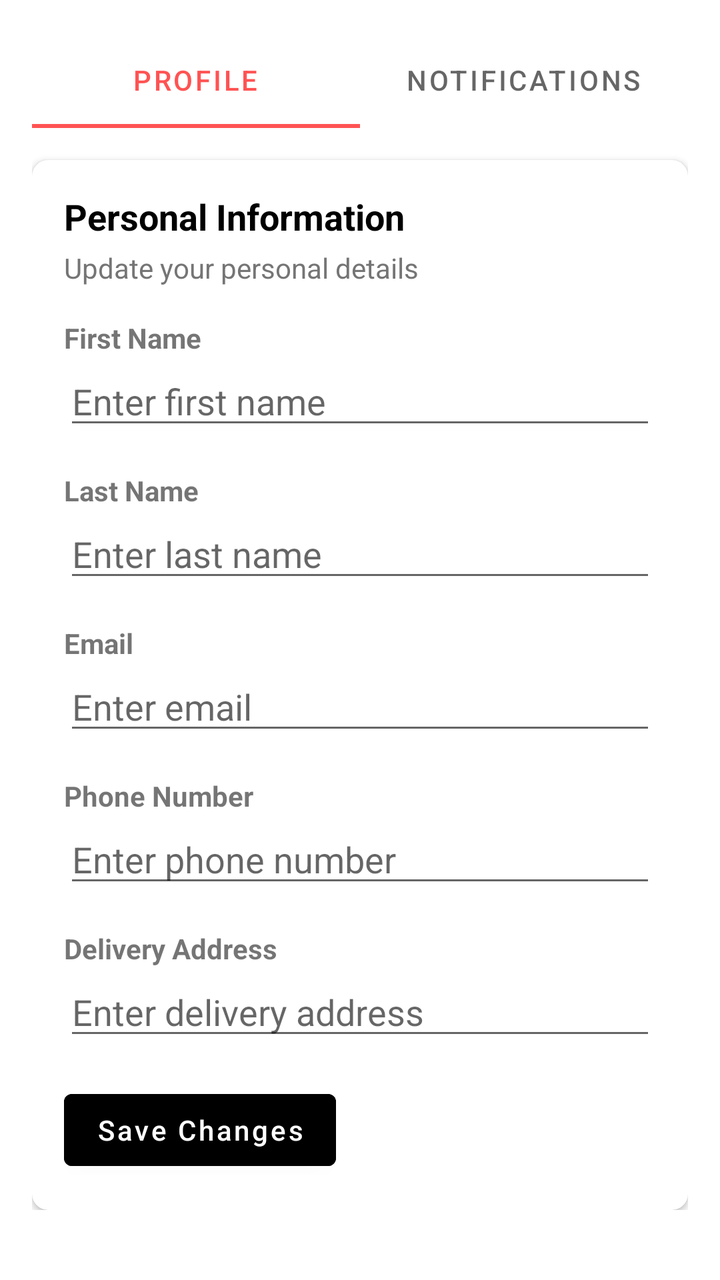
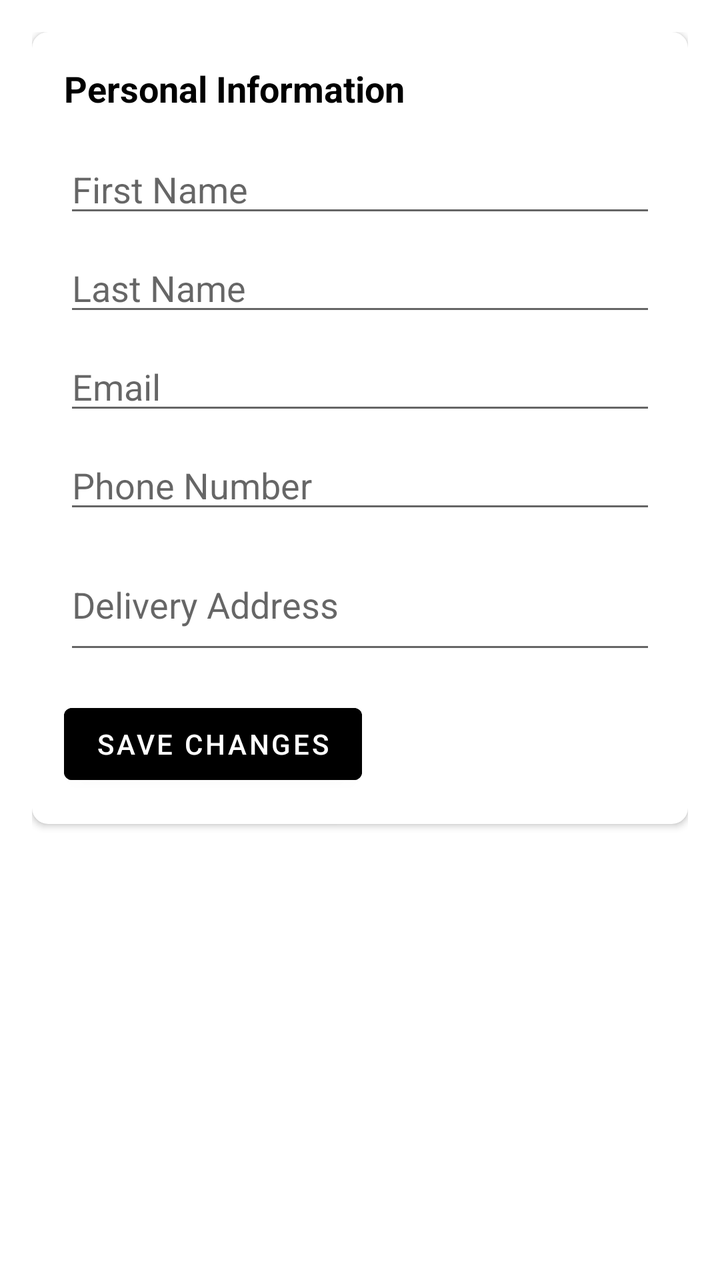

Compare the two renders of this Android layout. The source of the first and the diff that turns it into the second are given below.
<!-- AndroidManifest.xml: application theme Theme.EatNow -->
<!-- res/layout/view_profile_fragment.xml -->
<?xml version="1.0" encoding="utf-8"?>
<androidx.constraintlayout.widget.ConstraintLayout xmlns:android="http://schemas.android.com/apk/res/android"
    xmlns:app="http://schemas.android.com/apk/res-auto"
    xmlns:tools="http://schemas.android.com/tools"
    android:layout_width="match_parent"
    android:layout_height="match_parent"
    tools:context=".ui.gallery.ViewProfileFragment">

    <ScrollView
        android:layout_width="match_parent"
        android:layout_height="match_parent">

        <LinearLayout
            android:layout_width="match_parent"
            android:layout_height="wrap_content"
            android:orientation="vertical"
            android:padding="16dp">

            <com.google.android.material.tabs.TabLayout
                android:id="@+id/tab_layout"
                android:layout_width="match_parent"
                android:layout_height="wrap_content"
                app:tabMode="fixed">

                <com.google.android.material.tabs.TabItem
                    android:layout_width="wrap_content"
                    android:layout_height="wrap_content"
                    android:text="Profile" />

                <com.google.android.material.tabs.TabItem
                    android:layout_width="wrap_content"
                    android:layout_height="wrap_content"
                    android:text="Notifications" />

            </com.google.android.material.tabs.TabLayout>

            <androidx.cardview.widget.CardView
                android:layout_width="match_parent"
                android:layout_height="wrap_content"
                android:layout_marginTop="16dp"
                app:cardCornerRadius="8dp"
                app:cardElevation="2dp">

                <LinearLayout
                    android:layout_width="match_parent"
                    android:layout_height="wrap_content"
                    android:orientation="vertical"
                    android:padding="16dp">

                    <TextView
                        android:layout_width="match_parent"
                        android:layout_height="wrap_content"
                        android:text="Personal Information"
                        android:textSize="18sp"
                        android:textStyle="bold"
                        android:textColor="@color/black"/>

                    <TextView
                        android:layout_width="match_parent"
                        android:layout_height="wrap_content"
                        android:text="Update your personal details"
                        android:textSize="14sp"
                        android:textColor="@color/grey_600"
                        android:layout_marginTop="4dp"
                        android:layout_marginBottom="16dp"/>

                    <TextView
                        android:layout_width="wrap_content"
                        android:layout_height="wrap_content"
                        android:text="First Name"
                        android:textStyle="bold"/>

                    <EditText
                        android:id="@+id/first_name_edit_text"
                        android:layout_width="match_parent"
                        android:layout_height="wrap_content"
                        android:hint="Enter first name"
                        android:inputType="textPersonName"
                        android:layout_marginBottom="16dp"/>

                    <TextView
                        android:layout_width="wrap_content"
                        android:layout_height="wrap_content"
                        android:text="Last Name"
                        android:textStyle="bold"/>

                    <EditText
                        android:id="@+id/last_name_edit_text"
                        android:layout_width="match_parent"
                        android:layout_height="wrap_content"
                        android:hint="Enter last name"
                        android:inputType="textPersonName"
                        android:layout_marginBottom="16dp"/>

                    <TextView
                        android:layout_width="wrap_content"
                        android:layout_height="wrap_content"
                        android:text="Email"
                        android:textStyle="bold"/>

                    <EditText
                        android:id="@+id/email_edit_text"
                        android:layout_width="match_parent"
                        android:layout_height="wrap_content"
                        android:hint="Enter email"
                        android:inputType="textEmailAddress"
                        android:layout_marginBottom="16dp"/>

                    <TextView
                        android:layout_width="wrap_content"
                        android:layout_height="wrap_content"
                        android:text="Phone Number"
                        android:textStyle="bold"/>

                    <EditText
                        android:id="@+id/phone_edit_text"
                        android:layout_width="match_parent"
                        android:layout_height="wrap_content"
                        android:hint="Enter phone number"
                        android:inputType="phone"
                        android:layout_marginBottom="16dp"/>

                    <TextView
                        android:layout_width="wrap_content"
                        android:layout_height="wrap_content"
                        android:text="Delivery Address"
                        android:textStyle="bold"/>

                    <EditText
                        android:id="@+id/address_edit_text"
                        android:layout_width="match_parent"
                        android:layout_height="wrap_content"
                        android:hint="Enter delivery address"
                        android:inputType="textPostalAddress"
                        android:minLines="2"
                        android:layout_marginBottom="16dp"/>

                    <Button
                        android:id="@+id/save_changes_button"
                        android:layout_width="wrap_content"
                        android:layout_height="wrap_content"
                        android:text="Save Changes"
                        android:textAllCaps="false"
                        android:backgroundTint="@color/black"
                        android:paddingStart="16dp"
                        android:paddingEnd="16dp"/>

                </LinearLayout>
            </androidx.cardview.widget.CardView>
        </LinearLayout>
    </ScrollView>
</androidx.constraintlayout.widget.ConstraintLayout>
<!-- resources referenced by this layout -->
<resources>
  <color name="black">#FF000000</color>
  <color name="grey_600">#757575</color>
  <style name="Theme.EatNow" parent="Theme.MaterialComponents.DayNight.NoActionBar">
          
          <item name="colorPrimary">@color/purple_500</item>
          <item name="colorPrimaryVariant">@color/purple_700</item>
          <item name="colorOnPrimary">@color/white</item>
          
          <item name="colorSecondary">@color/teal_200</item>
          <item name="colorSecondaryVariant">@color/teal_700</item>
          <item name="colorOnSecondary">@color/black</item>
          
          <item name="android:statusBarColor">?attr/colorPrimaryVariant</item>
          
      </style>
  <color name="purple_500">#FF5353</color>
  <color name="purple_700">#FF5353</color>
  <color name="white">#FFFFFFFF</color>
  <color name="teal_200">#FF03DAC5</color>
  <color name="teal_700">#FF018786</color>
</resources>

<!-- the commit's change to res/layout/view_profile_fragment.xml (unified diff, before → after) -->
@@ -1,14 +1,15 @@
 <?xml version="1.0" encoding="utf-8"?>
-<androidx.constraintlayout.widget.ConstraintLayout xmlns:android="http://schemas.android.com/apk/res/android"
+<ScrollView xmlns:android="http://schemas.android.com/apk/res/android"
     xmlns:app="http://schemas.android.com/apk/res-auto"
-    xmlns:tools="http://schemas.android.com/tools"
     android:layout_width="match_parent"
     android:layout_height="match_parent"
-    tools:context=".ui.gallery.ViewProfileFragment">
+    android:padding="16dp">
 
-    <ScrollView
+    <androidx.cardview.widget.CardView
         android:layout_width="match_parent"
-        android:layout_height="match_parent">
+        android:layout_height="wrap_content"
+        app:cardCornerRadius="8dp"
+        app:cardElevation="2dp">
 
         <LinearLayout
             android:layout_width="match_parent"
@@ -16,137 +17,60 @@
             android:orientation="vertical"
             android:padding="16dp">
 
-            <com.google.android.material.tabs.TabLayout
-                android:id="@+id/tab_layout"
+            <TextView
                 android:layout_width="match_parent"
                 android:layout_height="wrap_content"
-                app:tabMode="fixed">
+                android:text="Personal Information"
+                android:textSize="18sp"
+                android:textStyle="bold"
+                android:textColor="@color/black"/>
 
-                <com.google.android.material.tabs.TabItem
-                    android:layout_width="wrap_content"
-                    android:layout_height="wrap_content"
-                    android:text="Profile" />
-
-                <com.google.android.material.tabs.TabItem
-                    android:layout_width="wrap_content"
-                    android:layout_height="wrap_content"
-                    android:text="Notifications" />
-
-            </com.google.android.material.tabs.TabLayout>
-
-            <androidx.cardview.widget.CardView
+            <EditText
+                android:id="@+id/first_name_edit_text"
                 android:layout_width="match_parent"
                 android:layout_height="wrap_content"
+                android:hint="First Name"
+                android:layout_marginTop="16dp"/>
+
+            <EditText
+                android:id="@+id/last_name_edit_text"
+                android:layout_width="match_parent"
+                android:layout_height="wrap_content"
+                android:hint="Last Name"
+                android:layout_marginTop="8dp"/>
+
+            <EditText
+                android:id="@+id/email_edit_text"
+                android:layout_width="match_parent"
+                android:layout_height="wrap_content"
+                android:hint="Email"
+                android:inputType="textEmailAddress"
+                android:layout_marginTop="8dp"/>
+
+            <EditText
+                android:id="@+id/phone_edit_text"
+                android:layout_width="match_parent"
+                android:layout_height="wrap_content"
+                android:hint="Phone Number"
+                android:inputType="phone"
+                android:layout_marginTop="8dp"/>
+
+            <EditText
+                android:id="@+id/address_edit_text"
+                android:layout_width="match_parent"
+                android:layout_height="wrap_content"
+                android:hint="Delivery Address"
+                android:minLines="2"
+                android:layout_marginTop="8dp"/>
+
+            <Button
+                android:id="@+id/save_changes_button"
+                android:layout_width="wrap_content"
+                android:layout_height="wrap_content"
+                android:text="Save Changes"
                 android:layout_marginTop="16dp"
-                app:cardCornerRadius="8dp"
-                app:cardElevation="2dp">
+                android:backgroundTint="@color/black"/>
 
-                <LinearLayout
-                    android:layout_width="match_parent"
-                    android:layout_height="wrap_content"
-                    android:orientation="vertical"
-                    android:padding="16dp">
-
-                    <TextView
-                        android:layout_width="match_parent"
-                        android:layout_height="wrap_content"
-                        android:text="Personal Information"
-                        android:textSize="18sp"
-                        android:textStyle="bold"
-                        android:textColor="@color/black"/>
-
-                    <TextView
-                        android:layout_width="match_parent"
-                        android:layout_height="wrap_content"
-                        android:text="Update your personal details"
-                        android:textSize="14sp"
-                        android:textColor="@color/grey_600"
-                        android:layout_marginTop="4dp"
-                        android:layout_marginBottom="16dp"/>
-
-                    <TextView
-                        android:layout_width="wrap_content"
-                        android:layout_height="wrap_content"
-                        android:text="First Name"
-                        android:textStyle="bold"/>
-
-                    <EditText
-                        android:id="@+id/first_name_edit_text"
-                        android:layout_width="match_parent"
-                        android:layout_height="wrap_content"
-                        android:hint="Enter first name"
-                        android:inputType="textPersonName"
-                        android:layout_marginBottom="16dp"/>
-
-                    <TextView
-                        android:layout_width="wrap_content"
-                        android:layout_height="wrap_content"
-                        android:text="Last Name"
-                        android:textStyle="bold"/>
-
-                    <EditText
-                        android:id="@+id/last_name_edit_text"
-                        android:layout_width="match_parent"
-                        android:layout_height="wrap_content"
-                        android:hint="Enter last name"
-                        android:inputType="textPersonName"
-                        android:layout_marginBottom="16dp"/>
-
-                    <TextView
-                        android:layout_width="wrap_content"
-                        android:layout_height="wrap_content"
-                        android:text="Email"
-                        android:textStyle="bold"/>
-
-                    <EditText
-                        android:id="@+id/email_edit_text"
-                        android:layout_width="match_parent"
-                        android:layout_height="wrap_content"
-                        android:hint="Enter email"
-                        android:inputType="textEmailAddress"
-                        android:layout_marginBottom="16dp"/>
-
-                    <TextView
-                        android:layout_width="wrap_content"
-                        android:layout_height="wrap_content"
-                        android:text="Phone Number"
-                        android:textStyle="bold"/>
-
-                    <EditText
-                        android:id="@+id/phone_edit_text"
-                        android:layout_width="match_parent"
-                        android:layout_height="wrap_content"
-                        android:hint="Enter phone number"
-                        android:inputType="phone"
-                        android:layout_marginBottom="16dp"/>
-
-                    <TextView
-                        android:layout_width="wrap_content"
-                        android:layout_height="wrap_content"
-                        android:text="Delivery Address"
-                        android:textStyle="bold"/>
-
-                    <EditText
-                        android:id="@+id/address_edit_text"
-                        android:layout_width="match_parent"
-                        android:layout_height="wrap_content"
-                        android:hint="Enter delivery address"
-                        android:inputType="textPostalAddress"
-                        android:minLines="2"
-                        android:layout_marginBottom="16dp"/>
-
-                    <Button
-                        android:id="@+id/save_changes_button"
-                        android:layout_width="wrap_content"
-                        android:layout_height="wrap_content"
-                        android:text="Save Changes"
-                        android:textAllCaps="false"
-                        android:backgroundTint="@color/black"
-                        android:paddingStart="16dp"
-                        android:paddingEnd="16dp"/>
-
-                </LinearLayout>
-            </androidx.cardview.widget.CardView>
         </LinearLayout>
-    </ScrollView>
-</androidx.constraintlayout.widget.ConstraintLayout>
+    </androidx.cardview.widget.CardView>
+</ScrollView>
<!-- resource entries referenced after the edit -->
@@ -1,7 +1,6 @@
 <!-- resources referenced by this layout -->
 <resources>
   <color name="black">#FF000000</color>
-  <color name="grey_600">#757575</color>
   <style name="Theme.EatNow" parent="Theme.MaterialComponents.DayNight.NoActionBar">
           
           <item name="colorPrimary">@color/purple_500</item>
